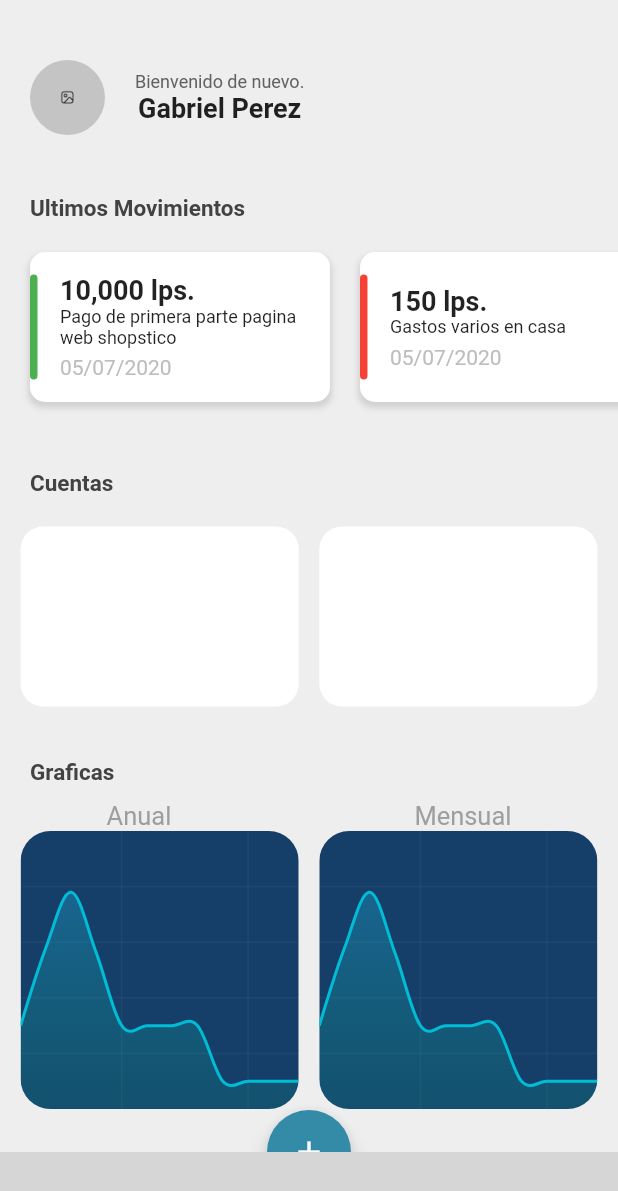
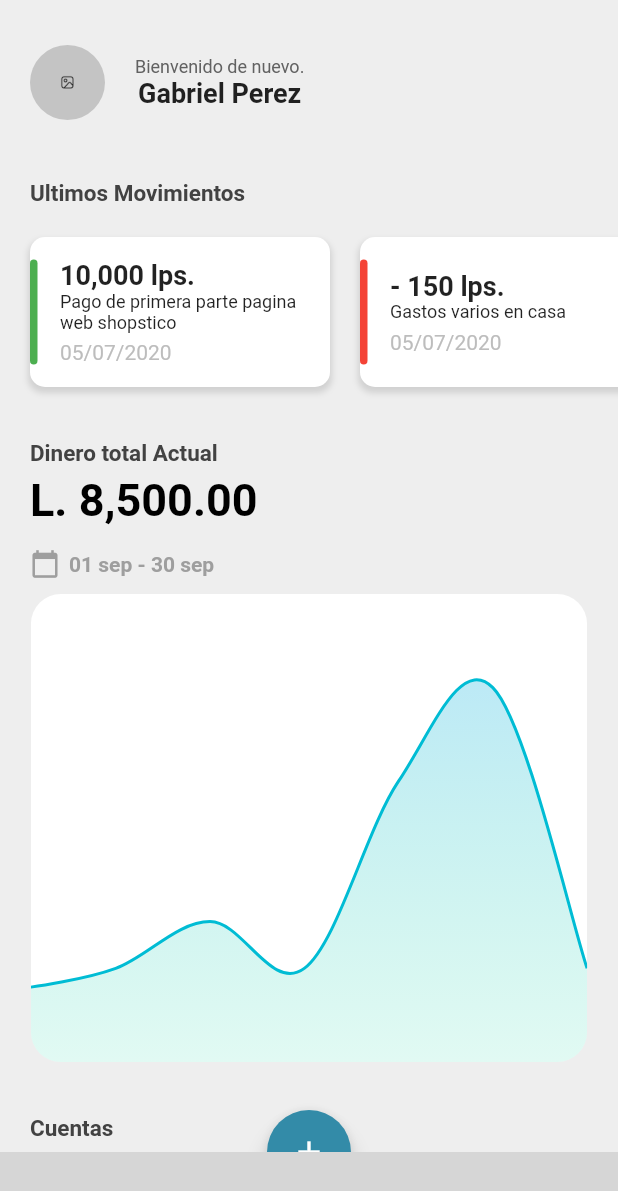
Before and after one commit to Gabo-p/finanzas, a Flutter app: the NavigationPage screen opened by its route, on a phone screen of 412 x 824 dp. Shown: the top 1191 px of the screen. Run offline on Flutter 3.47's test engine with Material 2 defaults, Android fonts, the phone set to English and light mode, and no system bars; drawn by our look-alikes of fl_chart; our stand-ins replace eva_icons_flutter, get, shared_preferences, sqflite; missing offline and left inert: floating_navigation_bar; accounts and stored records are empty; grey boxes are pictures that could not be loaded.

Commit message:
avances en base de datos

```diff
--- a/lib/controllers/login_controller.dart
+++ b/lib/controllers/login_controller.dart
@@ -63,5 +63,11 @@ class LoginController extends GetxController {
   }
 
 
+  void logout(){
+    _prefs.token = '';
+    Get.offAndToNamed('/login');
+  }
+
+
 
 }
--- a/lib/main.dart
+++ b/lib/main.dart
@@ -18,7 +18,7 @@ class MyApp extends StatelessWidget {
     final Preferencias _prefs = Preferencias();
     String initialRoute = '/login';
     if(_prefs.token != ''){
-      String initialRoute = '/navigation';
+      initialRoute = '/navigation';
     }
 
     return GetMaterialApp(
--- a/lib/screens/dashboard_screen.dart
+++ b/lib/screens/dashboard_screen.dart
@@ -19,7 +19,7 @@ class DashboardPage extends StatelessWidget {
       primary: false,
       children: [
         const SizedBox(
-          height: 40,
+          height: 30,
         ),
         Row(
           mainAxisAlignment: MainAxisAlignment.start,
@@ -85,7 +85,7 @@ class DashboardPage extends StatelessWidget {
               MovimientoCard(
                 fecha: '05/07/2020',
                 descripcion: 'Gastos varios en casa',
-                monto: '150',
+                monto: '- 150',
                 gasto: true,
               ),
 
@@ -95,6 +95,55 @@ class DashboardPage extends StatelessWidget {
           ),
         ),
 
+
+
+
+
+
+
+
+
+        const SizedBox(
+          height: 25,
+        ),
+        Row(
+          children: [
+            const SizedBox(
+              width: 20,
+            ),
+            Text('Dinero total Actual', style: TextStyle(color: Colors.grey[800], fontSize: 15, fontWeight: FontWeight.bold),)
+          ],
+        ),
+        const SizedBox(
+          height: 5,
+        ),
+        Row(
+          children: const [
+            SizedBox(
+              width: 20,
+            ),
+            Text('L. 8,500.00', style: TextStyle(color: Colors.black, fontSize: 30, fontWeight: FontWeight.bold),)
+          ],
+        ),
+        const SizedBox(
+          height: 15,
+        ),
+        Row(
+          children: [
+            const SizedBox(
+              width: 20,
+            ),
+            Icon(Icons.calendar_today, size: 20, color: Colors.grey[500],),
+            const SizedBox(
+              width: 6,
+            ),
+            Text('01 sep - 30 sep', style: TextStyle(color: Colors.grey[500], fontSize: 14, fontWeight: FontWeight.bold),)
+          ],
+        ),
+        const SizedBox(
+          height: 10,
+        ),
+        const GraficaLineal(),
 
 
 
@@ -155,40 +204,6 @@ class DashboardPage extends StatelessWidget {
 
 
 
-        const SizedBox(
-          height: 35,
-        ),
-        Row(
-          children: [
-            const SizedBox(
-              width: 20,
-            ),
-            Text('Graficas', style: TextStyle(color: Colors.grey[800], fontSize: 15, fontWeight: FontWeight.bold),)
-          ],
-        ),
-        const SizedBox(
-          height: 10,
-        ),
-        Row(
-          mainAxisAlignment: MainAxisAlignment.spaceEvenly,
-          children: [
-            Text('Anual', style: TextStyle(color: Colors.grey[500], fontSize: 17),),
-            const SizedBox(width: 20,),
-            Text('Mensual', style: TextStyle(color: Colors.grey[500], fontSize: 17),)
-          ],
-        ),
-        Row(
-          mainAxisAlignment: MainAxisAlignment.spaceEvenly,
-          children: const [
-            GraficaLineal(),
-            GraficaLineal(),
-          ],
-        ),
-
-
-
-
-
       ],
     );
   }
--- a/lib/widgets/grafia_lineal.dart
+++ b/lib/widgets/grafia_lineal.dart
@@ -1,6 +1,5 @@
 
 
-import 'package:finanzas_personales/utils/colors.dart';
 import 'package:fl_chart/fl_chart.dart';
 import 'package:flutter/material.dart';
 import 'package:get/get.dart';
@@ -18,27 +17,35 @@ class GraficaLineal extends StatelessWidget {
         ClipRRect(
           borderRadius: BorderRadius.circular(20),
           child: SizedBox(
-            width: Get.width * .45,
-            height: Get.width * .45,
+            width: Get.width * 0.9,
+            height: Get.width - 100,
             child: LineChart(
               LineChartData(
                 rangeAnnotations: RangeAnnotations(
                   horizontalRangeAnnotations: [
-                    HorizontalRangeAnnotation(y1: 1, y2: 2, color: Colors.white.withAlpha(5)),
-                    HorizontalRangeAnnotation(y1: 3, y2: 4, color: Colors.white.withAlpha(5)),
-                    HorizontalRangeAnnotation(y1: 5, y2: 6, color: Colors.white.withAlpha(5)),
-                    HorizontalRangeAnnotation(y1: 7, y2: 8, color: Colors.white.withAlpha(5)),
-                    HorizontalRangeAnnotation(y1: 9, y2: 10, color: Colors.white.withAlpha(5)),
-                  ],verticalRangeAnnotations: []
+                    HorizontalRangeAnnotation(y1: 0, y2: 10000, color: Colors.black.withAlpha(3)),
+                    HorizontalRangeAnnotation(y1: 15000, y2: 20000, color: Colors.black.withAlpha(3)),
+                    HorizontalRangeAnnotation(y1: 25000, y2: 30000, color: Colors.black.withAlpha(3)),
+                    HorizontalRangeAnnotation(y1: 35000, y2: 40000, color: Colors.black.withAlpha(3)),
+                    HorizontalRangeAnnotation(y1: 45000, y2: 50000, color: Colors.black.withAlpha(3)),
+                  ],
+                  verticalRangeAnnotations: [
+                    VerticalRangeAnnotation(x1: 5, x2: 10, color: Colors.black.withAlpha(3)),
+                    VerticalRangeAnnotation(x1: 15, x2: 20, color: Colors.black.withAlpha(3)),
+                    VerticalRangeAnnotation(x1: 25, x2: 30, color: Colors.black.withAlpha(3)),
+                    VerticalRangeAnnotation(x1: 35, x2: 40, color: Colors.black.withAlpha(3)),
+                    VerticalRangeAnnotation(x1: 45, x2: 50, color: Colors.black.withAlpha(3)),
+                    VerticalRangeAnnotation(x1: 55, x2: 60, color: Colors.black.withAlpha(3)),
+                  ]
                 ),
                 titlesData: FlTitlesData(
                   show: false,
                 ),
                 minX: 1,
-                maxX: 12,
+                maxX: 60,
                 minY: 0,
-                maxY: 10,
-                backgroundColor: CustomColors.colorPrincipal,
+                maxY: 50000,
+                backgroundColor: Colors.white,
                 gridData: FlGridData(
                   show: true,
                   getDrawingHorizontalLine: (value){
@@ -60,18 +67,22 @@ class GraficaLineal extends StatelessWidget {
                 lineBarsData: [
                   LineChartBarData(
                     spots: [
-                      const FlSpot(1, 3),
-                      const FlSpot(2, 5.8),
-                      const FlSpot(3, 7.8),
-                      const FlSpot(4, 5.6),
-                      const FlSpot(5, 3),
-                      const FlSpot(6, 3),
-                      const FlSpot(7, 3),
-                      const FlSpot(8, 3),
-                      const FlSpot(9, 1),
-                      const FlSpot(10, 1),
-                      const FlSpot(11, 1),
-                      const FlSpot(12, 1),
+                      const FlSpot(1, 8000.55),
+                      const FlSpot(10, 10000.35),
+                      const FlSpot(20, 15000.84),
+                      const FlSpot(30, 10000.32),
+                      const FlSpot(40, 30000.02),
+                      const FlSpot(50, 40000.6),
+                      const FlSpot(60, 10000.5),
+                      // const FlSpot(, 5.6),
+                      // const FlSpot(5, 3),
+                      // const FlSpot(6, 3),
+                      // const FlSpot(7, 3),
+                      // const FlSpot(8, 3),
+                      // const FlSpot(9, 1),
+                      // const FlSpot(10, 1),
+                      // const FlSpot(11, 1),
+                      // const FlSpot(12, 1),
                     ],
                     isCurved: true,
                     dotData: FlDotData(show: false),
--- a/pubspec.yaml
+++ b/pubspec.yaml
@@ -40,6 +40,9 @@ dependencies:
   floating_navigation_bar: ^0.0.5
   fl_chart: ^0.55.1
   eva_icons_flutter: ^3.1.0
+  sqflite: ^2.0.3+1
+  intl: ^0.17.0
+  flutter_staggered_grid_view: ^0.6.2
 
 dev_dependencies:
   flutter_test:
```
Also changed, not shown: lib/controllers/cuentas_controller.dart (added, +7 -0 lines), lib/db/cuentas_database.dart (added, +104 -0 lines), lib/models/cuenta_model.dart (added, +85 -0 lines), lib/screens/cuentas_screen.dart (+8 -6 lines), lib/utils/routes.dart (line endings or trailing spaces), pubspec.lock.
